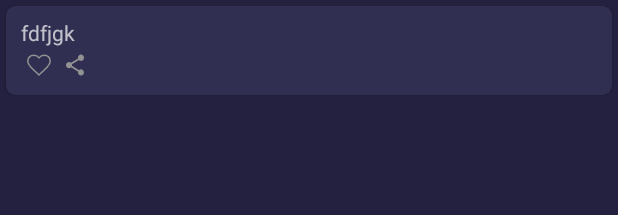
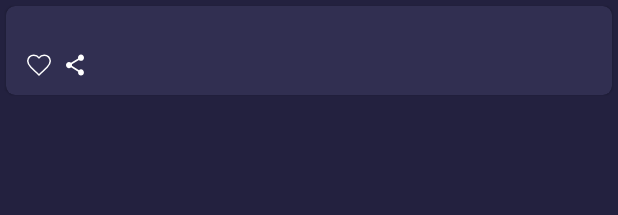
Before and after one commit to ShiryaevNikolay/SurfProject, an Android app: the layout meme_item.xml on its own in the app's theme, with its tools: preview values and no code run, on a phone screen of 412 x 824 dp. Shown: the top 215 px of the screen. Run offline under Robolectric (Android 15) with nearby library versions, the phone set to English and light mode, and no system bars; network calls fail.

Commit message:
7_task. Сделал верстку и написал логику ячейки мема. А так же заменил обычный adapter на EasyAdapter для RecyclerView

```diff
--- a/app/src/main/java/ru/shiryaev/surfproject/utils/MemeItemController.kt
+++ b/app/src/main/java/ru/shiryaev/surfproject/utils/MemeItemController.kt
@@ -17,8 +17,9 @@ class MemeItemController : BindableItemController<Meme, MemeItemController.Holde
     inner class Holder(parent: ViewGroup) : BindableViewHolder<Meme>(parent, R.layout.meme_item) {
         override fun bind(data: Meme?) {
             if (data != null) {
+                Glide.with(itemView).load(data.photoUrl).into(itemView.photoMeme)
                 itemView.title.text = data.title
-                Glide.with(itemView).load(data.photoUrl).into(itemView.photoMeme)
+                itemView.btn_favorite.isChecked = data.isFavorite!!
             }
         }
     }
--- a/app/src/main/res/drawable/btm_nav_view_layout.xml
+++ b/app/src/main/res/drawable/btm_nav_view_layout.xml
@@ -1,7 +1,7 @@
 <?xml version="1.0" encoding="utf-8"?>
 <shape xmlns:android="http://schemas.android.com/apk/res/android">
     <corners
-        android:topLeftRadius="10dp"
-        android:topRightRadius="10dp"/>
+        android:topLeftRadius="9dp"
+        android:topRightRadius="9dp"/>
     <solid android:color="@color/btmNavViewColor"/>
 </shape>
--- a/app/src/main/res/layout/fragment_memes.xml
+++ b/app/src/main/res/layout/fragment_memes.xml
@@ -3,7 +3,8 @@
     android:layout_width="match_parent"
     android:layout_height="match_parent"
     xmlns:tools="http://schemas.android.com/tools"
-    tools:context=".fragments.MemesFragment">
+    tools:context=".fragments.MemesFragment"
+    android:paddingHorizontal="4dp">
 
     <androidx.recyclerview.widget.RecyclerView
         android:id="@+id/recyclerView"
--- a/app/src/main/res/layout/meme_item.xml
+++ b/app/src/main/res/layout/meme_item.xml
@@ -32,7 +32,7 @@
                 android:layout_alignParentTop="true"
                 android:layout_alignParentStart="true"
                 android:layout_alignParentEnd="true"
-                android:text="fdfjgk"/>
+                android:textColor="?android:attr/textColorPrimary"/>
 
             <com.google.android.material.checkbox.MaterialCheckBox
                 android:id="@+id/btn_favorite"
@@ -48,7 +48,7 @@
                 android:layout_width="24dp"
                 android:layout_height="24dp"
                 style="@style/ShareCheckBox"
-                android:theme="@style/FavoriteCheckBox"
+                android:theme="@style/ShareCheckBox"
                 android:layout_below="@+id/title"
                 android:layout_toEndOf="@+id/btn_favorite"/>
         </RelativeLayout>
--- a/app/src/main/res/values/styles.xml
+++ b/app/src/main/res/values/styles.xml
@@ -11,5 +11,6 @@
         <item name="materialButtonStyle">@style/ButtonStyle</item>
         <item name="snackbarStyle">@style/SnackbarStyle</item>
         <item name="bottomNavigationStyle">@style/BottomNavViewStyle</item>
+        <item name="checkboxStyle">@style/FavoriteCheckBox</item>
     </style>
 </resources>
--- a/app/src/main/res/values/styles_view.xml
+++ b/app/src/main/res/values/styles_view.xml
@@ -26,6 +26,7 @@
         <item name="android:button">@drawable/selector_checkbox_favorite</item>
         <item name="colorControlNormal">@color/white</item>
         <item name="colorControlActivated">@color/colorAccent</item>
+        <item name="android:textColorSecondary">@color/white</item>
     </style>
 
     <style name="ShareCheckBox" parent="Widget.AppCompat.CompoundButton.CheckBox">
```
